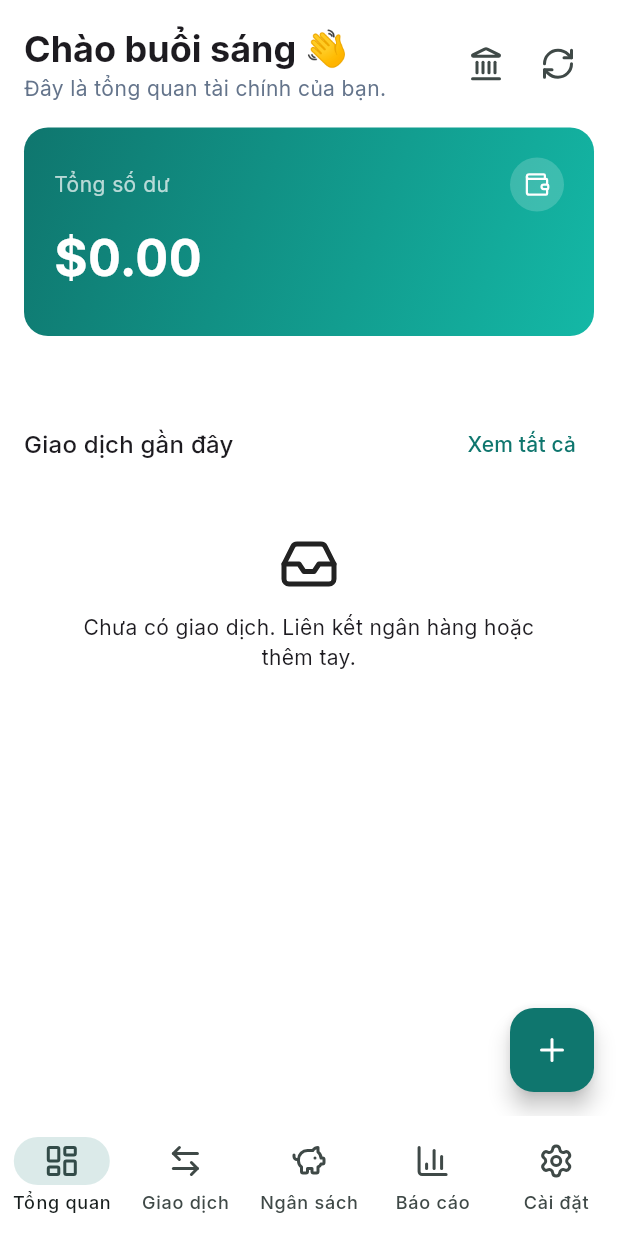
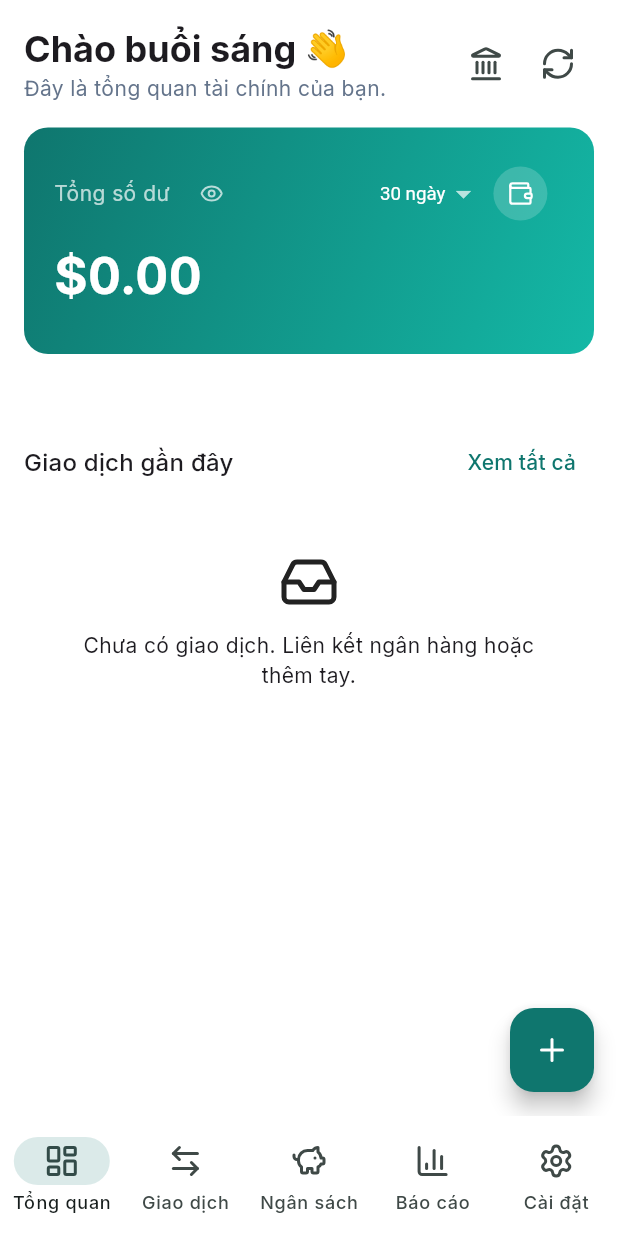
Before and after one commit to quyenanh198/Monee, a Flutter app: the screen it shows once a user with an empty profile is signed in, on a phone screen of 412 x 824 dp. Run offline on Flutter 3.47's test engine with Material 3 defaults, Android fonts, the phone set to English and light mode, and no system bars; our stand-ins replace fl_chart, flutter_riverpod, go_router, google_fonts, lucide_icons_flutter, shared_preferences and 1 more; accounts and stored records are empty; network calls fail.

Commit message:
Gradient design language, true responsiveness, every card wired
Design: the teal gradient hero is now the signature on every screen size
(the white desktop variant is gone), with a shared moneeGradient token.

Responsive: single spec breakpoint (768px) for sidebar vs bottom-nav and
FAB visibility; dashboard becomes two columns (cash flow | donut,
bills | insight) above 960px and stacks below; Quick Add is a centered
modal on wide screens and a bottom sheet on mobile; hero rows now
flex/ellipsize so nothing overflows at phone widths (smoke test caught
two overflows, fixed).

Wired cards:
- Hero: working hide/show eye (also masks account cards) and a 7/30/all
  period selector for the change badge.
- Cash flow: 7d/30d range selector with a rolling window that scales.
- Insight (dashboard) → Reports; Budget Tip (reports) → Budgets.
- Donut legend and Top Categories rows drill into Transactions filtered
  by that category and period.
- Upcoming bill rows → recurring screen.

Co-Authored-By: Claude Fable 5 <noreply@anthropic.com>
Claude-Session: https://claude.ai/code/session_01B29DxwYi9scqDjDee2M2Az

```diff
--- a/app/lib/core/theme.dart
+++ b/app/lib/core/theme.dart
@@ -99,6 +99,17 @@ TextStyle moneyStyle(BuildContext context,
   );
 }
 
+/// Signature teal gradient (hero cards, primary emphasis) — per the mockups.
+const moneeGradient = LinearGradient(
+  begin: Alignment.topLeft,
+  end: Alignment.bottomRight,
+  colors: [Color(0xFF0F766E), Color(0xFF14B8A6)],
+);
+
+/// Spec breakpoint: below this the app uses the mobile pattern
+/// (bottom navigation, bottom sheets); at or above it, sidebar + top bar.
+const kWideBreakpoint = 768.0;
+
 /// Secondary text color for the current theme.
 Color mutedColor(BuildContext context) =>
     Theme.of(context).brightness == Brightness.dark
--- a/app/lib/features/dashboard/dashboard_screen.dart
+++ b/app/lib/features/dashboard/dashboard_screen.dart
@@ -50,7 +50,7 @@ class DashboardScreen extends ConsumerWidget {
     final accList = accounts.valueOrNull ?? [];
     final sixMonth = ref.watch(sixMonthTxnsProvider).valueOrNull ?? [];
 
-    final wide = MediaQuery.sizeOf(context).width >= 900;
+    final wide = MediaQuery.sizeOf(context).width >= kWideBreakpoint;
     return Scaffold(
       // Wide screens already have "+ Thêm" in the top bar.
       floatingActionButton: wide
@@ -112,14 +112,39 @@ class DashboardScreen extends ConsumerWidget {
               _AccountsStrip(accounts: accList),
             ],
             const SizedBox(height: 16),
-            _CashFlowCard(txns: sixMonth),
-            const SizedBox(height: 16),
-            _SpendDonut(monthTxns: monthTxns, catNames: catNames),
-            _UpcomingBills(items: ref.watch(recurringItemsProvider)),
-            _InsightCard(
+            // Responsive: two columns on wide screens, stacked on narrow.
+            LayoutBuilder(builder: (context, c) {
+              final cashFlow = _CashFlowCard(txns: sixMonth);
+              final donut =
+                  _SpendDonut(monthTxns: monthTxns, catNames: catNames);
+              final bills =
+                  _UpcomingBills(items: ref.watch(recurringItemsProvider));
+              final insight = _InsightCard(
                 thisMonth: monthTxns.valueOrNull ?? [],
                 lastMonth: lastMonthTxns.valueOrNull ?? [],
-            ),
+              );
+              if (c.maxWidth >= 960) {
+                return Column(children: [
+                  Row(crossAxisAlignment: CrossAxisAlignment.start, children: [
+                    Expanded(child: cashFlow),
+                    const SizedBox(width: 16),
+                    Expanded(child: donut),
+                  ]),
+                  Row(crossAxisAlignment: CrossAxisAlignment.start, children: [
+                    Expanded(child: bills),
+                    const SizedBox(width: 16),
+                    Expanded(child: insight),
+                  ]),
+                ]);
+              }
+              return Column(children: [
+                cashFlow,
+                const SizedBox(height: 16),
+                donut,
+                bills,
+                insight,
+              ]);
+            }),
             const SizedBox(height: 16),
             Row(children: [
               Expanded(
@@ -139,7 +164,8 @@ class DashboardScreen extends ConsumerWidget {
                   return const EmptyState(
                       'Chưa có giao dịch. Liên kết ngân hàng hoặc thêm tay.');
                 }
-                final wide = MediaQuery.sizeOf(context).width >= 900;
+                final wide =
+                    MediaQuery.sizeOf(context).width >= kWideBreakpoint;
                 if (wide) {
                   return _TxnTable(
                     txns: txns,
@@ -172,9 +198,15 @@ class DashboardScreen extends ConsumerWidget {
   }
 }
 
-/// Total-balance hero. Wide screens get the white card with a teal figure
-/// (desktop mockup); narrow screens keep the gradient card (mobile mockup).
-class _BalanceHero extends StatelessWidget {
+/// Hidden-balance toggle (the "eye" on the hero card).
+final hideBalanceProvider = StateProvider<bool>((_) => false);
+
+/// Snapshot window for the hero delta badge: 7, 30, or 0 = all.
+final _heroPeriodProvider = StateProvider<int>((_) => 30);
+
+/// Signature gradient hero on every screen size (per the sample design):
+/// total balance, hide/show eye, period selector for the change badge.
+class _BalanceHero extends ConsumerWidget {
   final List<Account> accounts;
   final List<BalanceSnapshot> snapshots;
   final bool showVnd;
@@ -186,112 +218,129 @@ class _BalanceHero extends StatelessWidget {
       required this.vndRate});
 
   @override
-  Widget build(BuildContext context) {
+  Widget build(BuildContext context, WidgetRef ref) {
     final total = accounts
         .where((a) => a.currency == 'USD')
         .fold(0.0, (s, a) => s + a.currentBalance);
     final hasForeign = accounts.any((a) => a.currency != 'USD');
+    final hidden = ref.watch(hideBalanceProvider);
+    final period = ref.watch(_heroPeriodProvider);
 
-    // % change vs the oldest snapshot in the window (daily cron snapshots).
+    // Change over the selected snapshot window (daily cron snapshots).
+    final cutoff = DateTime.now().subtract(Duration(days: period));
+    final win = period == 0
+        ? snapshots
+        : snapshots.where((s) => !s.date.isBefore(cutoff)).toList();
     double? pct;
     double? delta;
-    if (snapshots.length >= 2 && snapshots.first.total != 0) {
-      delta = snapshots.last.total - snapshots.first.total;
-      pct = delta / snapshots.first.total.abs() * 100;
+    if (win.length >= 2 && win.first.total != 0) {
+      delta = win.last.total - win.first.total;
+      pct = delta / win.first.total.abs() * 100;
     }
 
-    final wide = MediaQuery.sizeOf(context).width >= 900;
-    if (wide) {
-      return Card(
-        child: Padding(
-          padding: const EdgeInsets.all(20),
-          child:
-              Column(crossAxisAlignment: CrossAxisAlignment.start, children: [
-            Row(children: [
-              Text('Tổng số dư',
-                  style: TextStyle(fontSize: 14, color: mutedColor(context))),
-              const SizedBox(width: 6),
-              Icon(LucideIcons.eye, size: 14, color: mutedColor(context)),
-            ]),
-            const SizedBox(height: 6),
-            Text(money(total),
-                style: moneyStyle(context,
-                    size: 36,
-                    color: Theme.of(context).colorScheme.primary,
-                    weight: FontWeight.w700)),
-            const SizedBox(height: 8),
-            Wrap(spacing: 12, runSpacing: 4, children: [
-              if (pct != null)
-                Text(
-                  '${delta! >= 0 ? '↑' : '↓'} ${money(delta.abs())} '
-                  '(${pct.abs().toStringAsFixed(2)}%) trong ${snapshots.length} ngày',
-                  style: TextStyle(
-                    fontSize: 13,
-                    color: delta >= 0
-                        ? MoneeColors.accent
-                        : MoneeColors.destructive,
-                  ),
-                ),
-              if (showVnd && vndRate != null)
-                Text('≈ ${vnd(total, vndRate!)}',
-                    style: TextStyle(
-                        fontSize: 13, color: mutedColor(context))),
-              if (hasForeign)
-                Text('chưa gồm tài khoản ngoại tệ',
-                    style: TextStyle(
-                        fontSize: 13, color: mutedColor(context))),
-            ]),
-          ]),
-        ),
-      );
-    }
-
+    final wide = MediaQuery.sizeOf(context).width >= kWideBreakpoint;
     return Container(
       padding: const EdgeInsets.all(20),
       decoration: BoxDecoration(
         borderRadius: BorderRadius.circular(16),
-        gradient: const LinearGradient(
-          begin: Alignment.topLeft,
-          end: Alignment.bottomRight,
-          colors: [Color(0xFF0F766E), Color(0xFF14B8A6)],
-        ),
+        gradient: moneeGradient,
       ),
       child: Column(crossAxisAlignment: CrossAxisAlignment.start, children: [
         Row(children: [
-          const Expanded(
+          const Flexible(
             child: Text('Tổng số dư',
+                maxLines: 1,
+                overflow: TextOverflow.ellipsis,
                 style: TextStyle(color: Colors.white70, fontSize: 14)),
           ),
-          Container(
+          const SizedBox(width: 4),
+          IconButton(
+            tooltip: hidden ? 'Hiện số dư' : 'Ẩn số dư',
+            padding: EdgeInsets.zero,
+            constraints: const BoxConstraints(minWidth: 32, minHeight: 32),
+            icon: Icon(hidden ? LucideIcons.eyeOff : LucideIcons.eye,
+                size: 16, color: Colors.white70),
+            onPressed: () =>
+                ref.read(hideBalanceProvider.notifier).update((v) => !v),
+          ),
+          const Spacer(),
+          Theme(
+            data: Theme.of(context).copyWith(canvasColor: null),
+            child: DropdownButtonHideUnderline(
+              child: DropdownButton<int>(
+                value: period,
+                dropdownColor: MoneeColors.primary,
+                iconEnabledColor: Colors.white70,
+                style: const TextStyle(color: Colors.white, fontSize: 12.5),
+                items: const [
+                  DropdownMenuItem(value: 7, child: Text('7 ngày')),
+                  DropdownMenuItem(value: 30, child: Text('30 ngày')),
+                  DropdownMenuItem(value: 0, child: Text('Tất cả')),
+                ],
+                onChanged: (v) => ref
+                    .read(_heroPeriodProvider.notifier)
+                    .state = v ?? 30,
+              ),
+            ),
+          ),
+          if (!wide) ...[
+            const SizedBox(width: 8),
+            InkWell(
+              onTap: () => context.go('/dashboard/accounts'),
+              borderRadius: BorderRadius.circular(999),
+              child: Container(
                 width: 36,
                 height: 36,
                 decoration: BoxDecoration(
                   shape: BoxShape.circle,
                   color: Colors.white.withValues(alpha: 0.18),
                 ),
-            child:
-                const Icon(LucideIcons.wallet, size: 18, color: Colors.white),
+                child: const Icon(LucideIcons.wallet,
+                    size: 18, color: Colors.white),
               ),
+            ),
+          ],
         ]),
         const SizedBox(height: 6),
-        Text(money(total),
+        Text(hidden ? '••••••' : money(total),
             style: moneyStyle(context,
-                size: 34, color: Colors.white, weight: FontWeight.w700)),
+                size: wide ? 38 : 34,
+                color: Colors.white,
+                weight: FontWeight.w700)),
         const SizedBox(height: 8),
         Wrap(spacing: 8, runSpacing: 4, children: [
-          if (pct != null)
-            Container(
-              padding: const EdgeInsets.symmetric(horizontal: 8, vertical: 3),
+          if (pct != null && !hidden)
+            ConstrainedBox(
+              constraints: const BoxConstraints(maxWidth: 290),
+              child: Container(
+                padding:
+                    const EdgeInsets.symmetric(horizontal: 8, vertical: 3),
                 decoration: BoxDecoration(
                   color: Colors.white.withValues(alpha: 0.18),
                   borderRadius: BorderRadius.circular(999),
                 ),
+                child: Row(mainAxisSize: MainAxisSize.min, children: [
+                  Icon(
+                      delta! >= 0
+                          ? LucideIcons.trendingUp
+                          : LucideIcons.trendingDown,
+                      size: 12,
+                      color: Colors.white),
+                  const SizedBox(width: 4),
+                  Flexible(
                     child: Text(
-                '${delta! >= 0 ? '↑' : '↓'} ${pct.abs().toStringAsFixed(1)}% trong ${snapshots.length} ngày',
-                style: const TextStyle(color: Colors.white, fontSize: 12.5),
+                      '${money(delta.abs())} (${pct.abs().toStringAsFixed(1)}%) '
+                      '${period == 0 ? 'từ đầu' : 'trong $period ngày'}',
+                      maxLines: 1,
+                      overflow: TextOverflow.ellipsis,
+                      style:
+                          const TextStyle(color: Colors.white, fontSize: 12.5),
                     ),
                   ),
-          if (showVnd && vndRate != null)
+                ]),
+              ),
+            ),
+          if (showVnd && vndRate != null && !hidden)
             Text('≈ ${vnd(total, vndRate!)}',
                 style: const TextStyle(color: Colors.white70, fontSize: 12.5)),
           if (hasForeign)
@@ -401,13 +450,14 @@ class _TxnTable extends StatelessWidget {
 }
 
 /// Horizontal strip of account cards.
-class _AccountsStrip extends StatelessWidget {
+class _AccountsStrip extends ConsumerWidget {
   final List<Account> accounts;
   const _AccountsStrip({required this.accounts});
 
   @override
-  Widget build(BuildContext context) {
+  Widget build(BuildContext context, WidgetRef ref) {
     final primary = Theme.of(context).colorScheme.primary;
+    final hidden = ref.watch(hideBalanceProvider);
     return SizedBox(
       height: 104,
       child: ListView.separated(
@@ -448,7 +498,10 @@ class _AccountsStrip extends StatelessWidget {
                   ),
                 ]),
                 const Spacer(),
-                Text(money(a.currentBalance, currency: a.currency),
+                Text(
+                    hidden
+                        ? '••••'
+                        : money(a.currentBalance, currency: a.currency),
                     style: moneyStyle(context, size: 16)),
               ]),
               ),
@@ -460,16 +513,24 @@ class _AccountsStrip extends StatelessWidget {
   }
 }
 
-/// Cash flow for the last 30 days: income vs expense lines (7-day rolling
-/// sum so single spikes still read as a curve) + income/expense/net footer.
-class _CashFlowCard extends StatelessWidget {
+/// Cash flow with a 7/30-day selector (spec): income vs expense lines
+/// (rolling sum so single spikes still read as a curve) + Thu/Chi/Ròng.
+class _CashFlowCard extends StatefulWidget {
   final List<Txn> txns;
   const _CashFlowCard({required this.txns});
 
   @override
+  State<_CashFlowCard> createState() => _CashFlowCardState();
+}
+
+class _CashFlowCardState extends State<_CashFlowCard> {
+  int days = 30;
+
+  @override
   Widget build(BuildContext context) {
+    final txns = widget.txns;
     final today = DateTime.now();
-    final from = today.subtract(const Duration(days: 29));
+    final from = today.subtract(Duration(days: days - 1));
     final window = effectiveTxns(txns)
         .where((t) =>
             t.currency == 'USD' &&
@@ -477,14 +538,14 @@ class _CashFlowCard extends StatelessWidget {
         .toList();
     if (window.isEmpty) return const SizedBox.shrink();
 
-    final inDay = List<double>.filled(30, 0);
-    final outDay = List<double>.filled(30, 0);
+    final inDay = List<double>.filled(days, 0);
+    final outDay = List<double>.filled(days, 0);
     var income = 0.0, expense = 0.0;
     for (final t in window) {
       final i = t.date
           .difference(DateTime(from.year, from.month, from.day))
           .inDays;
-      if (i < 0 || i > 29) continue;
+      if (i < 0 || i >= days) continue;
       if (t.amount > 0) {
         outDay[i] += t.amount;
         expense += t.amount;
@@ -493,12 +554,13 @@ class _CashFlowCard extends StatelessWidget {
         income += -t.amount;
       }
     }
+    final smooth = days >= 30 ? 6 : 2; // rolling window scales with range
     List<FlSpot> rolling(List<double> d) => [
-          for (var i = 0; i < 30; i++)
+          for (var i = 0; i < days; i++)
             FlSpot(
               i.toDouble(),
               [
-                for (var j = i - 6 < 0 ? 0 : i - 6; j <= i; j++) d[j]
+                for (var j = i - smooth < 0 ? 0 : i - smooth; j <= i; j++) d[j]
               ].fold(0.0, (s, v) => s + v),
             ),
         ];
@@ -532,12 +594,25 @@ class _CashFlowCard extends StatelessWidget {
         child: Column(crossAxisAlignment: CrossAxisAlignment.start, children: [
           Row(children: [
             Expanded(
-              child: Text('Dòng tiền (30 ngày)',
+              child: Text('Dòng tiền',
                   style: Theme.of(context).textTheme.titleMedium),
             ),
             _legendDot(MoneeColors.accent, 'Thu'),
             const SizedBox(width: 12),
             _legendDot(MoneeColors.destructive, 'Chi'),
+            const SizedBox(width: 12),
+            SegmentedButton<int>(
+              showSelectedIcon: false,
+              style: const ButtonStyle(
+                  visualDensity: VisualDensity.compact,
+                  tapTargetSize: MaterialTapTargetSize.shrinkWrap),
+              segments: const [
+                ButtonSegment(value: 7, label: Text('7d')),
+                ButtonSegment(value: 30, label: Text('30d')),
+              ],
+              selected: {days},
+              onSelectionChanged: (s) => setState(() => days = s.first),
+            ),
           ]),
           const SizedBox(height: 12),
           SizedBox(
@@ -658,6 +733,10 @@ class _InsightCard extends StatelessWidget {
                 ],
               ),
             ),
+            TextButton(
+              onPressed: () => context.go('/reports'),
+              child: const Text('Chi tiết'),
+            ),
           ]),
         ),
       ),
@@ -697,7 +776,9 @@ class _UpcomingBills extends StatelessWidget {
                 ),
               ]),
               for (final i in due)
-                Padding(
+                InkWell(
+                  onTap: () => context.go('/transactions/recurring'),
+                  child: Padding(
                   padding: const EdgeInsets.only(bottom: 8, right: 8),
                   child: Row(children: [
                     const Icon(LucideIcons.repeat, size: 16),
@@ -713,6 +794,7 @@ class _UpcomingBills extends StatelessWidget {
                         style: moneyStyle(context, size: 13.5)),
                   ]),
                   ),
+                ),
             ],
           ),
         ),
@@ -721,13 +803,23 @@ class _UpcomingBills extends StatelessWidget {
   }
 }
 
-class _SpendDonut extends StatelessWidget {
+class _SpendDonut extends ConsumerWidget {
   final AsyncValue<List<Txn>> monthTxns;
   final Map<String, String> catNames;
   const _SpendDonut({required this.monthTxns, required this.catNames});
 
+  /// Tapping a legend item drills into Transactions filtered by that
+  /// category for the current month.
+  void _drill(BuildContext context, WidgetRef ref, String categoryKey) {
+    ref.read(txnFilterProvider.notifier).update((f) => f.copyWith(
+          categoryId: () => categoryKey.isEmpty ? null : categoryKey,
+          month: () => monthStart(DateTime.now()),
+        ));
+    context.go('/transactions');
+  }
+
   @override
-  Widget build(BuildContext context) {
+  Widget build(BuildContext context, WidgetRef ref) {
     return AsyncBody(
       value: monthTxns,
       builder: (txns) {
@@ -788,7 +880,10 @@ class _SpendDonut extends StatelessWidget {
                   runSpacing: 6,
                   children: [
                     for (final e in entries.take(6))
-                      ConstrainedBox(
+                      InkWell(
+                        onTap: () => _drill(context, ref, e.key),
+                        borderRadius: BorderRadius.circular(6),
+                        child: ConstrainedBox(
                         constraints: const BoxConstraints(maxWidth: 300),
                         child: Row(mainAxisSize: MainAxisSize.min, children: [
                           Container(
@@ -807,6 +902,7 @@ class _SpendDonut extends StatelessWidget {
                           ),
                         ]),
                         ),
+                      ),
                   ],
                 ),
               ],
--- a/app/lib/features/shell/app_shell.dart
+++ b/app/lib/features/shell/app_shell.dart
@@ -30,7 +30,7 @@ class AppShell extends ConsumerWidget {
   Widget build(BuildContext context, WidgetRef ref) {
     // Keeps the live-refresh Realtime channel alive for the whole session.
     ref.watch(realtimeRefreshProvider);
-    final wide = MediaQuery.sizeOf(context).width >= 900;
+    final wide = MediaQuery.sizeOf(context).width >= kWideBreakpoint;
     final index = _index(context);
 
     if (wide) {
--- a/app/lib/features/transactions/transactions_screen.dart
+++ b/app/lib/features/transactions/transactions_screen.dart
@@ -5,6 +5,7 @@ import 'package:lucide_icons_flutter/lucide_icons.dart';
 
 import '../../core/formatters.dart';
 import '../../core/parsing.dart';
+import '../../core/theme.dart';
 import '../../data/repositories.dart';
 import '../../models/models.dart';
 import '../../widgets/common.dart';
@@ -67,7 +68,8 @@ class TransactionsScreen extends ConsumerWidget {
           ),
         ],
       ),
-      floatingActionButton: MediaQuery.sizeOf(context).width >= 900
+      floatingActionButton:
+          MediaQuery.sizeOf(context).width >= kWideBreakpoint
           ? null // wide screens use "+ Thêm" in the top bar
           : FloatingActionButton(
               tooltip: 'Thêm giao dịch nhanh',
```
Also changed, not shown: app/lib/features/reports/reports_screen.dart (+23 -4 lines), app/lib/features/transactions/quick_add_sheet.dart (+19 -2 lines). Lines whose indentation alone changed are shown as unchanged.
